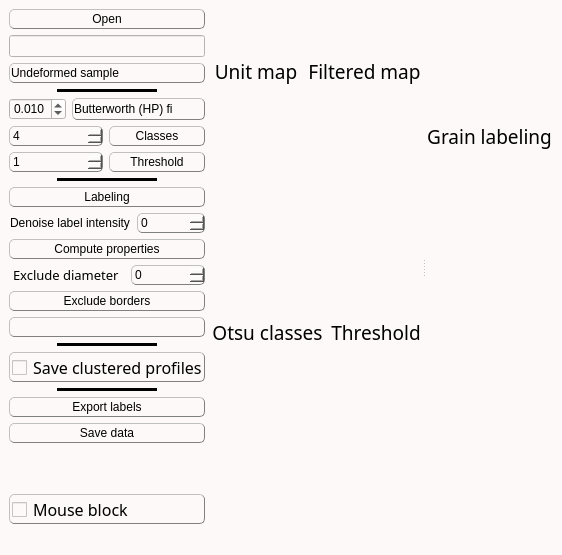
Above: inichord/Grain_Treatment.ui from Cyril-Langlois/iniCHORD before the change. Below: the same form after it.
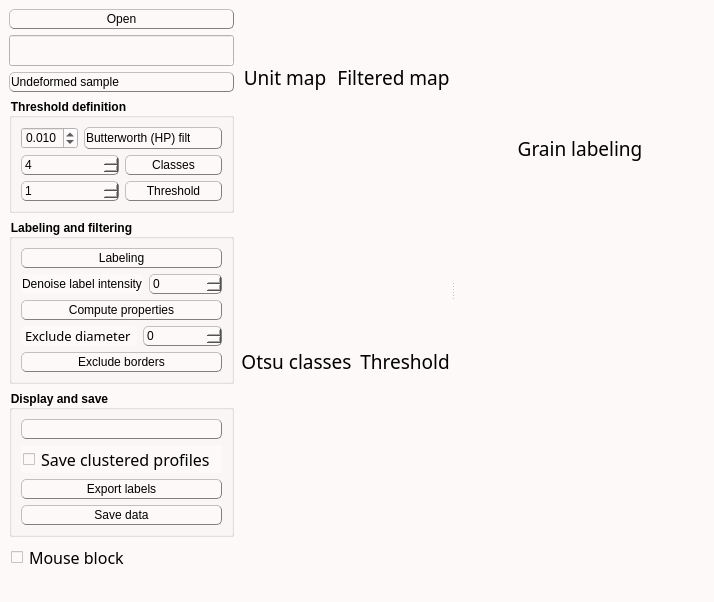
That is the form after the change. Icons and pictures are not drawn. Custom widgets are drawn as their Qt base class.

Patch:
```diff
--- a/inichord/Grain_Treatment.ui
+++ b/inichord/Grain_Treatment.ui
@@ -6,8 +6,8 @@
    <rect>
     <x>0</x>
     <y>0</y>
-    <width>562</width>
-    <height>555</height>
+    <width>714</width>
+    <height>596</height>
    </rect>
   </property>
   <property name="windowTitle">
@@ -30,13 +30,13 @@
 QLabel, QPushButton, QPushButton:hover, QCheckBox, QComboBox, Line, QTextEdit, QSpinBox {color: rgb(0, 0, 0)}
 
 /* style des bordures 1 */
-QLabel, QPushButton, QPushButton:hover, QCheckBox, QComboBox, QSpinBox  {
+QLabel, QPushButton, QPushButton:hover, QComboBox, QSpinBox  {
 	border-style : outset;
 	min-width : 5em;
 }
 
 /* style des bordures 2 */
-QPushButton, QPushButton:hover, QCheckBox, QComboBox, QSpinBox  {
+QPushButton, QPushButton:hover, QComboBox, QSpinBox  {
 	border-radius: 5px;
 	border-width: 1px;
 	border-color: gray;
@@ -46,7 +46,7 @@
 QPushButton, QPushButton:hover, QCheckBox, QProgressBar {font: 12pt &quot;Noto Sans Cond&quot;}
 
 /* Font 2 */
-QComboBox, QTextEdit, QSpinBox {font: 10pt &quot;Noto Sans Cond&quot;}
+QComboBox, QTextEdit, QSpinBox, QLineEdit {font: 10pt &quot;Noto Sans Cond&quot;}
 
 /* Padding 1 */
 QLabel, QComboBox, QComboBox::down-arrow, QSpinBox, QSpinBox::down-arrow, QSpinBox::up-arrow {padding : 1px;}
@@ -56,8 +56,8 @@
 
 /* Gestion taille des QCheckBoxes */
 QCheckBox::indicator:unchecked, QCheckBox::indicator:unchecked:hover, QCheckBox::indicator:checked, QCheckBox::indicator:checked:hover  {
-	width :15px;
-	height : 15px;
+	width :12px;
+	height : 12px;
 }
 
 QLabel {
@@ -156,6 +156,10 @@
     height: 30px;
     margin: -10px 0; /* handle is placed by default on the contents rect of the groove. Expand outside the groove */
     border-radius: 3px;
+}
+
+QGroupBox {
+    font-weight: bold;
 }</string>
   </property>
   <widget class="QWidget" name="centralwidget">
@@ -204,6 +208,15 @@
             <verstretch>0</verstretch>
            </sizepolicy>
           </property>
+          <property name="font">
+           <font>
+            <family>Noto Sans Cond</family>
+            <pointsize>12</pointsize>
+            <weight>50</weight>
+            <italic>false</italic>
+            <bold>false</bold>
+           </font>
+          </property>
          </widget>
         </item>
         <item>
@@ -228,34 +241,12 @@
           </item>
          </widget>
         </item>
-        <item alignment="Qt::AlignHCenter">
-         <widget class="Line" name="line2">
-          <property name="sizePolicy">
-           <sizepolicy hsizetype="Fixed" vsizetype="Fixed">
-            <horstretch>0</horstretch>
-            <verstretch>0</verstretch>
-           </sizepolicy>
+        <item>
+         <widget class="QGroupBox" name="groupBox">
+          <property name="title">
+           <string>Threshold definition</string>
           </property>
-          <property name="minimumSize">
-           <size>
-            <width>100</width>
-            <height>0</height>
-           </size>
-          </property>
-          <property name="frameShadow">
-           <enum>QFrame::Plain</enum>
-          </property>
-          <property name="lineWidth">
-           <number>5</number>
-          </property>
-          <property name="midLineWidth">
-           <number>5</number>
-          </property>
-          <property name="orientation">
-           <enum>Qt::Horizontal</enum>
-          </property>
-         </widget>
-        </item>
+          <layout class="QVBoxLayout" name="verticalLayout_11">
         <item>
          <layout class="QHBoxLayout" name="horizontalLayout_3">
           <item>
@@ -338,8 +329,6 @@
          </layout>
         </item>
         <item>
-         <layout class="QVBoxLayout" name="verticalLayout_3">
-          <item>
            <layout class="QHBoxLayout" name="horizontalLayout">
             <item>
              <widget class="QSpinBox" name="ClassBox">
@@ -409,10 +398,6 @@
             </item>
            </layout>
           </item>
-         </layout>
-        </item>
-        <item>
-         <layout class="QVBoxLayout" name="verticalLayout_4">
           <item>
            <layout class="QHBoxLayout" name="horizontalLayout_2">
             <item>
@@ -484,35 +469,14 @@
            </layout>
           </item>
          </layout>
-        </item>
-        <item alignment="Qt::AlignHCenter">
-         <widget class="Line" name="line1">
-          <property name="sizePolicy">
-           <sizepolicy hsizetype="Fixed" vsizetype="Fixed">
-            <horstretch>0</horstretch>
-            <verstretch>0</verstretch>
-           </sizepolicy>
-          </property>
-          <property name="minimumSize">
-           <size>
-            <width>100</width>
-            <height>0</height>
-           </size>
-          </property>
-          <property name="frameShadow">
-           <enum>QFrame::Plain</enum>
-          </property>
-          <property name="lineWidth">
-           <number>5</number>
-          </property>
-          <property name="midLineWidth">
-           <number>5</number>
-          </property>
-          <property name="orientation">
-           <enum>Qt::Horizontal</enum>
-          </property>
          </widget>
         </item>
+        <item>
+         <widget class="QGroupBox" name="groupBox_2">
+          <property name="title">
+           <string>Labeling and filtering</string>
+          </property>
+          <layout class="QVBoxLayout" name="verticalLayout_3">
         <item>
          <layout class="QHBoxLayout" name="horizontalLayout_8">
           <item>
@@ -640,6 +604,15 @@
           </property>
          </widget>
         </item>
+          </layout>
+         </widget>
+        </item>
+        <item>
+         <widget class="QGroupBox" name="groupBox_3">
+          <property name="title">
+           <string>Display and save</string>
+          </property>
+          <layout class="QVBoxLayout" name="verticalLayout_12">
         <item>
          <widget class="QComboBox" name="ChoiceBox">
           <property name="sizePolicy">
@@ -665,34 +638,6 @@
           </property>
          </widget>
         </item>
-        <item alignment="Qt::AlignHCenter">
-         <widget class="Line" name="line">
-          <property name="sizePolicy">
-           <sizepolicy hsizetype="Fixed" vsizetype="Fixed">
-            <horstretch>0</horstretch>
-            <verstretch>0</verstretch>
-           </sizepolicy>
-          </property>
-          <property name="minimumSize">
-           <size>
-            <width>100</width>
-            <height>0</height>
-           </size>
-          </property>
-          <property name="frameShadow">
-           <enum>QFrame::Plain</enum>
-          </property>
-          <property name="lineWidth">
-           <number>5</number>
-          </property>
-          <property name="midLineWidth">
-           <number>5</number>
-          </property>
-          <property name="orientation">
-           <enum>Qt::Horizontal</enum>
-          </property>
-         </widget>
-        </item>
         <item>
          <widget class="QCheckBox" name="Save_cluster">
           <property name="sizePolicy">
@@ -703,7 +648,7 @@
           </property>
           <property name="minimumSize">
            <size>
-            <width>96</width>
+               <width>0</width>
             <height>0</height>
            </size>
           </property>
@@ -724,36 +669,6 @@
           </property>
          </widget>
         </item>
-        <item alignment="Qt::AlignHCenter">
-         <widget class="Line" name="line1_2">
-          <property name="sizePolicy">
-           <sizepolicy hsizetype="Fixed" vsizetype="Fixed">
-            <horstretch>0</horstretch>
-            <verstretch>0</verstretch>
-           </sizepolicy>
-          </property>
-          <property name="minimumSize">
-           <size>
-            <width>100</width>
-            <height>0</height>
-           </size>
-          </property>
-          <property name="frameShadow">
-           <enum>QFrame::Plain</enum>
-          </property>
-          <property name="lineWidth">
-           <number>5</number>
-          </property>
-          <property name="midLineWidth">
-           <number>5</number>
-          </property>
-          <property name="orientation">
-           <enum>Qt::Horizontal</enum>
-          </property>
-         </widget>
-        </item>
-        <item>
-         <layout class="QVBoxLayout" name="verticalLayout_9">
           <item>
            <widget class="QPushButton" name="Push_validate">
             <property name="toolTip">
@@ -782,6 +697,11 @@
             </property>
            </widget>
           </item>
+          </layout>
+         </widget>
+        </item>
+        <item>
+         <layout class="QVBoxLayout" name="verticalLayout_9">
           <item>
            <spacer name="verticalSpacer">
             <property name="orientation">
@@ -807,7 +727,7 @@
           </property>
           <property name="minimumSize">
            <size>
-            <width>96</width>
+            <width>0</width>
             <height>0</height>
            </size>
           </property>
@@ -1749,6 +1669,12 @@
               <verstretch>0</verstretch>
              </sizepolicy>
             </property>
+            <property name="minimumSize">
+             <size>
+              <width>112</width>
+              <height>0</height>
+             </size>
+            </property>
             <property name="palette">
              <palette>
               <active>
@@ -1958,6 +1884,12 @@
               <verstretch>0</verstretch>
              </sizepolicy>
             </property>
+            <property name="minimumSize">
+             <size>
+              <width>250</width>
+              <height>0</height>
+             </size>
+            </property>
            </widget>
           </item>
          </layout>
```
Left out of the diff: 15 changed lines with no effect on the pictures. Lines whose indentation alone changed are shown as unchanged.
